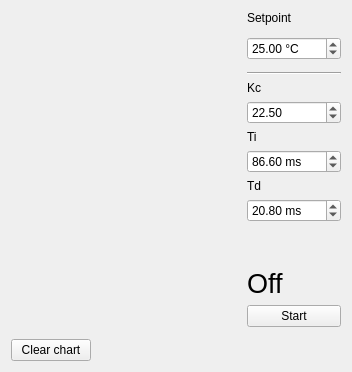
Above: WidgetPID.ui from AGuilbault/Microcal before the change. Below: the same form after it.
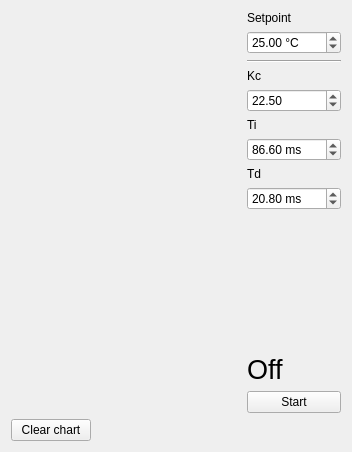
That is the form after the change.

The edit to the form file:
```diff
--- a/WidgetPID.ui
+++ b/WidgetPID.ui
@@ -7,7 +7,7 @@
     <x>0</x>
     <y>0</y>
     <width>352</width>
-    <height>372</height>
+    <height>452</height>
    </rect>
   </property>
   <property name="windowTitle">
@@ -15,41 +15,13 @@
   </property>
   <layout class="QGridLayout" name="gridLayout">
    <item row="11" column="1">
-    <widget class="QDoubleSpinBox" name="spin_ti">
-     <property name="suffix">
-      <string> ms</string>
-     </property>
-     <property name="decimals">
-      <number>2</number>
-     </property>
-     <property name="minimum">
-      <double>-1000.000000000000000</double>
-     </property>
-     <property name="maximum">
-      <double>1000.000000000000000</double>
-     </property>
-     <property name="value">
-      <double>86.599999999999994</double>
+    <widget class="QPushButton" name="btn_start">
+     <property name="text">
+      <string>Start</string>
      </property>
     </widget>
    </item>
-   <item row="14" column="1">
-    <spacer name="_spacer">
-     <property name="orientation">
-      <enum>Qt::Vertical</enum>
-     </property>
-     <property name="sizeType">
-      <enum>QSizePolicy::Expanding</enum>
-     </property>
-     <property name="sizeHint" stdset="0">
-      <size>
-       <width>0</width>
-       <height>0</height>
-      </size>
-     </property>
-    </spacer>
-   </item>
-   <item row="10" column="1">
+   <item row="5" column="1">
     <widget class="QLabel" name="_label_3">
      <property name="text">
       <string>Ti</string>
@@ -57,53 +29,13 @@
     </widget>
    </item>
    <item row="3" column="1">
-    <widget class="QLabel" name="_label_1">
+    <widget class="QLabel" name="_label_2">
      <property name="text">
-      <string>Setpoint</string>
+      <string>Kc</string>
      </property>
     </widget>
    </item>
-   <item row="16" column="1">
-    <widget class="QPushButton" name="btn_start">
-     <property name="text">
-      <string>Start</string>
-     </property>
-    </widget>
-   </item>
-   <item row="7" column="1">
-    <widget class="Line" name="_line">
-     <property name="orientation">
-      <enum>Qt::Horizontal</enum>
-     </property>
-    </widget>
-   </item>
-   <item row="12" column="1">
-    <widget class="QLabel" name="_label_4">
-     <property name="text">
-      <string>Td</string>
-     </property>
-    </widget>
-   </item>
-   <item row="13" column="1">
-    <widget class="QDoubleSpinBox" name="spin_td">
-     <property name="suffix">
-      <string> ms</string>
-     </property>
-     <property name="decimals">
-      <number>2</number>
-     </property>
-     <property name="minimum">
-      <double>-1000.000000000000000</double>
-     </property>
-     <property name="maximum">
-      <double>1000.000000000000000</double>
-     </property>
-     <property name="value">
-      <double>20.800000000000001</double>
-     </property>
-    </widget>
-   </item>
-   <item row="15" column="1">
+   <item row="10" column="1">
     <widget class="QLabel" name="label_status">
      <property name="font">
       <font>
@@ -115,7 +47,26 @@
      </property>
     </widget>
    </item>
-   <item row="5" column="1">
+   <item row="6" column="1">
+    <widget class="QDoubleSpinBox" name="spin_ti">
+     <property name="suffix">
+      <string> ms</string>
+     </property>
+     <property name="decimals">
+      <number>2</number>
+     </property>
+     <property name="minimum">
+      <double>-1000.000000000000000</double>
+     </property>
+     <property name="maximum">
+      <double>1000.000000000000000</double>
+     </property>
+     <property name="value">
+      <double>86.599999999999994</double>
+     </property>
+    </widget>
+   </item>
+   <item row="1" column="1">
     <widget class="QDoubleSpinBox" name="spin_setpoint">
      <property name="suffix">
       <string> °C</string>
@@ -129,13 +80,41 @@
     </widget>
    </item>
    <item row="8" column="1">
-    <widget class="QLabel" name="_label_2">
-     <property name="text">
-      <string>Kc</string>
+    <widget class="QDoubleSpinBox" name="spin_td">
+     <property name="suffix">
+      <string> ms</string>
+     </property>
+     <property name="decimals">
+      <number>2</number>
+     </property>
+     <property name="minimum">
+      <double>-1000.000000000000000</double>
+     </property>
+     <property name="maximum">
+      <double>1000.000000000000000</double>
+     </property>
+     <property name="value">
+      <double>20.800000000000001</double>
      </property>
     </widget>
    </item>
    <item row="9" column="1">
+    <spacer name="_spacer">
+     <property name="orientation">
+      <enum>Qt::Vertical</enum>
+     </property>
+     <property name="sizeType">
+      <enum>QSizePolicy::Expanding</enum>
+     </property>
+     <property name="sizeHint" stdset="0">
+      <size>
+       <width>0</width>
+       <height>0</height>
+      </size>
+     </property>
+    </spacer>
+   </item>
+   <item row="4" column="1">
     <widget class="QDoubleSpinBox" name="spin_kc">
      <property name="decimals">
       <number>2</number>
@@ -151,17 +130,28 @@
      </property>
     </widget>
    </item>
-   <item row="3" column="0" rowspan="15">
-    <widget class="QWidget" name="wid_graph" native="true">
-     <property name="sizePolicy">
-      <sizepolicy hsizetype="Expanding" vsizetype="Preferred">
-       <horstretch>0</horstretch>
-       <verstretch>0</verstretch>
-      </sizepolicy>
+   <item row="7" column="1">
+    <widget class="QLabel" name="_label_4">
+     <property name="text">
+      <string>Td</string>
      </property>
     </widget>
    </item>
-   <item row="19" column="0">
+   <item row="2" column="1">
+    <widget class="Line" name="_line">
+     <property name="orientation">
+      <enum>Qt::Horizontal</enum>
+     </property>
+    </widget>
+   </item>
+   <item row="0" column="1">
+    <widget class="QLabel" name="_label_1">
+     <property name="text">
+      <string>Setpoint</string>
+     </property>
+    </widget>
+   </item>
+   <item row="12" column="0">
     <widget class="QPushButton" name="btn_clear">
      <property name="sizePolicy">
       <sizepolicy hsizetype="Fixed" vsizetype="Fixed">
@@ -174,6 +164,16 @@
      </property>
     </widget>
    </item>
+   <item row="0" column="0" rowspan="12">
+    <widget class="QWidget" name="wid_graph" native="true">
+     <property name="sizePolicy">
+      <sizepolicy hsizetype="Expanding" vsizetype="Preferred">
+       <horstretch>0</horstretch>
+       <verstretch>0</verstretch>
+      </sizepolicy>
+     </property>
+    </widget>
+   </item>
   </layout>
  </widget>
  <resources/>
```
Left out of the diff: 3 changed lines with no effect on the pictures.
